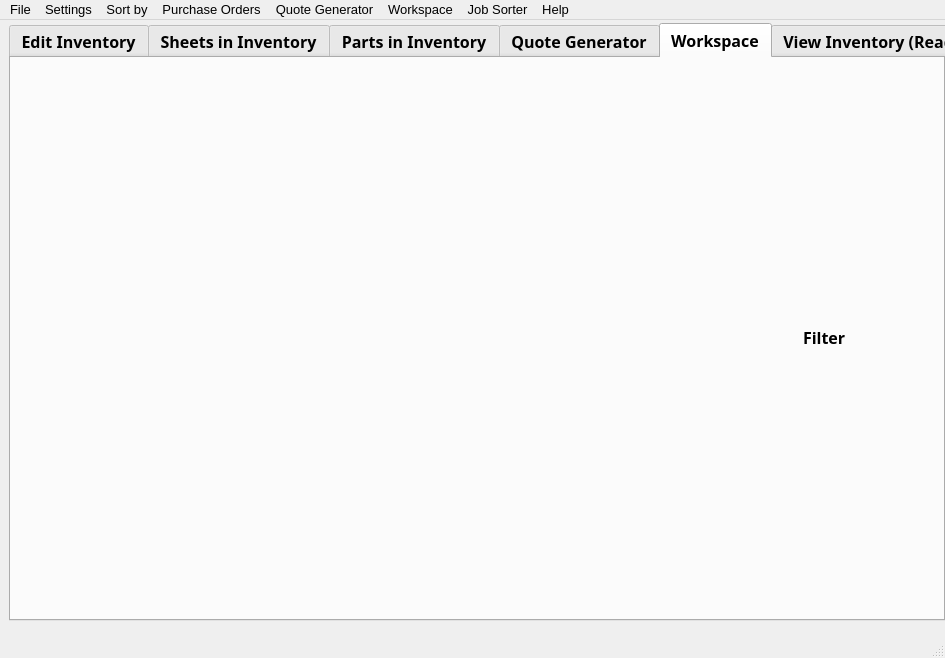
Above: ui/main_menu.ui from TheCodingJsoftware/Invigo before the change. Below: the same form after it.
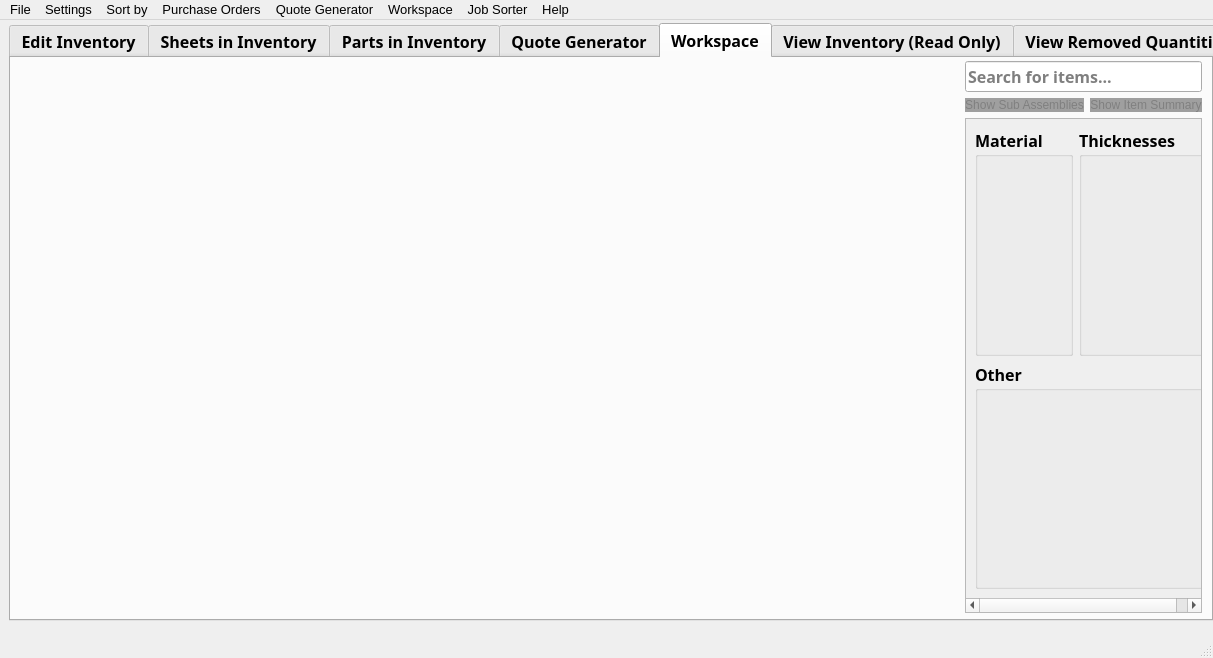
That is the form after the change.

Patch:
```diff
--- a/ui/main_menu.ui
+++ b/ui/main_menu.ui
@@ -7,7 +7,7 @@
    <rect>
     <x>0</x>
     <y>0</y>
-    <width>945</width>
+    <width>1213</width>
     <height>658</height>
    </rect>
   </property>
@@ -1228,10 +1228,170 @@
           <item>
            <layout class="QVBoxLayout" name="workspace_side_panel">
             <item>
-             <widget class="QLabel" name="label_13">
-              <property name="text">
-               <string>Filter</string>
+             <widget class="QLineEdit" name="lineEdit">
+              <property name="placeholderText">
+               <string>Search for items...</string>
               </property>
+              <property name="clearButtonEnabled">
+               <bool>true</bool>
+              </property>
+             </widget>
+            </item>
+            <item>
+             <layout class="QHBoxLayout" name="horizontalLayout_9">
+              <item>
+               <widget class="QPushButton" name="pushButton_show_sub_assembly">
+                <property name="styleSheet">
+                 <string notr="true">QPushButton#pushButton_show_sub_assembly{
+	color: #ffffff;
+    background-color: #3daee9;
+    border: 0.01em solid #3daee9;
+    border-radius: 8px;
+}
+QPushButton#pushButton_show_sub_assembly:checked{
+    background-color: #3daee9;
+    border: 0.01em solid #3daee9;
+}
+QPushButton#pushButton_show_sub_assembly:hover{
+    background-color: #48b6ed;
+    border-color: #48b6ed;
+}
+QPushButton#pushButton_show_sub_assembly:pressed{
+    background-color: #2b92c5;
+    border-color: #2b92c5;
+}
+
+QPushButton#pushButton_show_sub_assembly:!checked {
+    background-color: rgba(71, 71, 71, 130);
+    border: 0.01em solid rgba(76, 76, 76, 130);
+    border-radius: 8px;
+    color: grey;
+}
+
+QPushButton:hover#pushButton_show_sub_assembly:!checked {
+    background-color: rgba(76, 76, 76, 130);
+    border: 0.01em solid rgba(71, 76, 88, 130);
+}
+
+QPushButton:pressed#pushButton_show_sub_assembly:!checked {
+    background-color: rgba(39, 39, 39, 130);
+    border: 0.01em solid rgba(47, 50, 57, 130);
+}</string>
+                </property>
+                <property name="text">
+                 <string>Show Sub Assemblies</string>
+                </property>
+                <property name="checkable">
+                 <bool>true</bool>
+                </property>
+               </widget>
+              </item>
+              <item>
+               <widget class="QPushButton" name="pushButton_show_item_summary">
+                <property name="styleSheet">
+                 <string notr="true">QPushButton#pushButton_show_item_summary{
+	color: #ffffff;
+    background-color: #3daee9;
+    border: 0.01em solid #3daee9;
+    border-radius: 8px;
+}
+QPushButton#pushButton_show_item_summary:checked{
+    background-color: #3daee9;
+    border: 0.01em solid #3daee9;
+}
+QPushButton#pushButton_show_item_summary:hover{
+    background-color: #48b6ed;
+    border-color: #48b6ed;
+}
+QPushButton#pushButton_show_item_summary:pressed{
+    background-color: #2b92c5;
+    border-color: #2b92c5;
+}
+
+QPushButton#pushButton_show_item_summary:!checked {
+    background-color: rgba(71, 71, 71, 130);
+    border: 0.01em solid rgba(76, 76, 76, 130);
+    border-radius: 8px;
+    color: grey;
+}
+
+QPushButton:hover#pushButton_show_item_summary:!checked {
+    background-color: rgba(76, 76, 76, 130);
+    border: 0.01em solid rgba(71, 76, 88, 130);
+}
+
+QPushButton:pressed#pushButton_show_item_summary:!checked {
+    background-color: rgba(39, 39, 39, 130);
+    border: 0.01em solid rgba(47, 50, 57, 130);
+}</string>
+                </property>
+                <property name="text">
+                 <string>Show Item Summary</string>
+                </property>
+                <property name="checkable">
+                 <bool>true</bool>
+                </property>
+               </widget>
+              </item>
+             </layout>
+            </item>
+            <item>
+             <widget class="QScrollArea" name="scrollArea_5">
+              <property name="widgetResizable">
+               <bool>true</bool>
+              </property>
+              <widget class="QWidget" name="scrollAreaWidgetContents_5">
+               <property name="geometry">
+                <rect>
+                 <x>0</x>
+                 <y>0</y>
+                 <width>241</width>
+                 <height>472</height>
+                </rect>
+               </property>
+               <layout class="QVBoxLayout" name="verticalLayout_22">
+                <item>
+                 <layout class="QHBoxLayout" name="horizontalLayout_7">
+                  <item>
+                   <widget class="QGroupBox" name="groupBox_10">
+                    <property name="title">
+                     <string>Material</string>
+                    </property>
+                    <layout class="QVBoxLayout" name="verticalLayout_32">
+                     <item>
+                      <layout class="QGridLayout" name="gridLayout_7"/>
+                     </item>
+                    </layout>
+                   </widget>
+                  </item>
+                  <item>
+                   <widget class="QGroupBox" name="groupBox_11">
+                    <property name="title">
+                     <string>Thicknesses</string>
+                    </property>
+                    <layout class="QVBoxLayout" name="verticalLayout_18">
+                     <item>
+                      <layout class="QGridLayout" name="gridLayout_9"/>
+                     </item>
+                    </layout>
+                   </widget>
+                  </item>
+                 </layout>
+                </item>
+                <item>
+                 <widget class="QGroupBox" name="groupBox_12">
+                  <property name="title">
+                   <string>Other</string>
+                  </property>
+                  <layout class="QVBoxLayout" name="verticalLayout_34">
+                   <item>
+                    <layout class="QGridLayout" name="gridLayout_8"/>
+                   </item>
+                  </layout>
+                 </widget>
+                </item>
+               </layout>
+              </widget>
              </widget>
             </item>
            </layout>
@@ -1437,7 +1597,7 @@
     <rect>
      <x>0</x>
      <y>0</y>
-     <width>945</width>
+     <width>1213</width>
      <height>21</height>
     </rect>
    </property>
```
